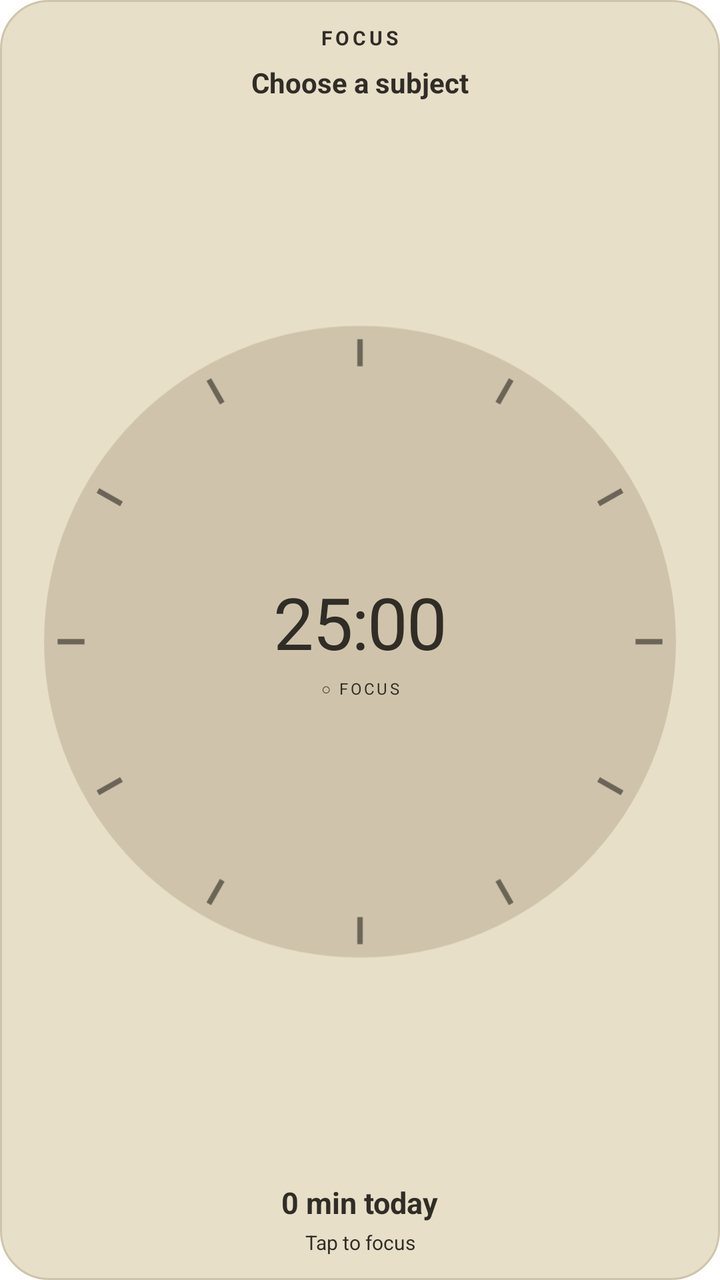
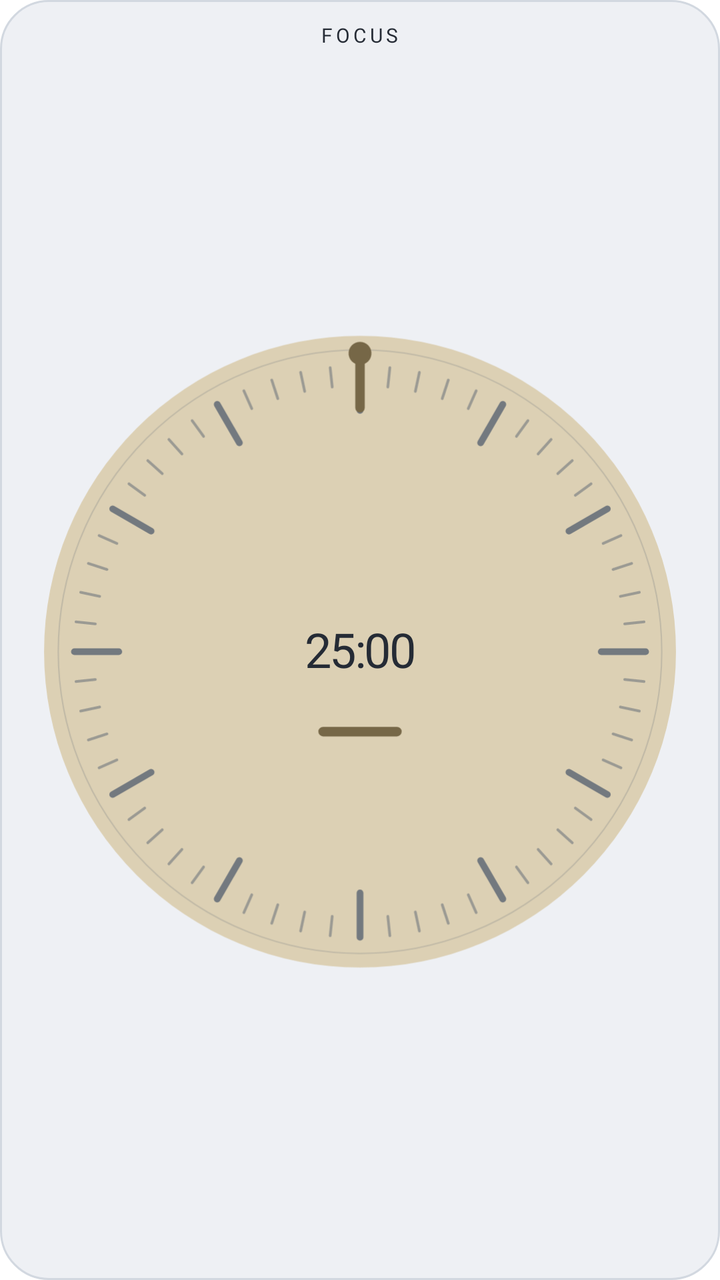

Screens rendered from an Android XML layout before and after an edit, with the pre-edit source and the edit as a unified diff.
<!-- AndroidManifest.xml: fallback theme Theme.MaterialComponents.DayNight.NoActionBar -->
<!-- res/layout/ff_focus_widget.xml -->
<LinearLayout xmlns:android="http://schemas.android.com/apk/res/android"
    android:id="@+id/widget_root" android:layout_width="match_parent" android:layout_height="match_parent"
    android:orientation="vertical" android:gravity="center" android:padding="12dp" android:background="@drawable/ff_widget_background">
    <TextView android:id="@+id/widget_title" android:layout_width="wrap_content" android:layout_height="wrap_content"
        android:text="FOCUS" android:textSize="10sp" android:letterSpacing="0.16" android:textStyle="bold" android:textColor="@color/ff_widget_ink" />
    <TextView android:id="@+id/widget_subject" android:layout_width="match_parent" android:layout_height="wrap_content" android:gravity="center" android:text="Choose a subject" android:textSize="14sp" android:textStyle="bold" android:maxLines="1" android:ellipsize="end" android:layout_marginTop="6dp" android:textColor="@color/ff_widget_ink" />
    <FrameLayout android:layout_width="match_parent" android:layout_height="0dp" android:layout_weight="1" android:layout_marginTop="8dp" android:layout_marginBottom="8dp">
        <ImageView android:id="@+id/widget_dial" android:src="@drawable/ff_widget_dial_preview" android:layout_width="match_parent" android:layout_height="match_parent" android:scaleType="fitCenter" android:contentDescription="Retro focus dial" />
        <LinearLayout android:layout_width="match_parent" android:layout_height="match_parent" android:orientation="vertical" android:gravity="center">
            <TextView android:id="@+id/widget_time" style="@style/FocusWidgetNumerals" android:layout_width="match_parent" android:layout_height="wrap_content" android:gravity="center" android:text="25:00" android:singleLine="true" android:textColor="@color/ff_widget_ink" />
            <Chronometer android:id="@+id/widget_live" style="@style/FocusWidgetNumerals" android:layout_width="match_parent" android:layout_height="wrap_content" android:gravity="center" android:visibility="gone" android:textColor="@color/ff_widget_ink" />
            <TextView android:id="@+id/widget_phase" android:layout_width="match_parent" android:layout_height="wrap_content" android:gravity="center" android:text="○ FOCUS" android:textSize="8sp" android:letterSpacing="0.14" android:layout_marginTop="5dp" android:textColor="@color/ff_widget_ink" />
        </LinearLayout>
    </FrameLayout>
    <TextView android:id="@+id/widget_progress" android:layout_width="wrap_content" android:layout_height="wrap_content" android:text="0 min today" android:textSize="15sp" android:textStyle="bold" android:textColor="@color/ff_widget_ink" />
    <TextView android:id="@+id/widget_caption" android:layout_width="match_parent" android:layout_height="wrap_content" android:gravity="center" android:maxLines="1" android:ellipsize="end" android:text="Tap to focus" android:textSize="10sp" android:layout_marginTop="3dp" android:textColor="@color/ff_widget_ink" />
</LinearLayout>
<!-- resources referenced by this layout -->
<resources>
  <color name="ff_widget_ink">#302D26</color>
  <!-- drawable ff_widget_background (drawable) -->
  <shape xmlns:android="http://schemas.android.com/apk/res/android">
      <corners android:radius="24dp" />
      <solid android:color="@color/ff_widget_surface" />
      <stroke android:width="1dp" android:color="@color/ff_widget_outline" />
  </shape>
  <!-- drawable ff_widget_dial_preview (drawable) -->
  <vector xmlns:android="http://schemas.android.com/apk/res/android"
      android:width="160dp" android:height="160dp" android:viewportWidth="100" android:viewportHeight="100">
      <path android:fillColor="@color/ff_widget_outline" android:pathData="M50,3a47,47 0,1 0,0 94a47,47 0,1 0,0 -94z" />
      <path android:strokeColor="@color/ff_widget_secondary" android:strokeWidth="0.8" android:fillColor="#00000000"
          android:pathData="M50,5v4M50,91v4M5,50h4M91,50h4M27.5,11l2,3.5M72.5,89l-2,-3.5M11,27.5l3.5,2M89,72.5l-3.5,-2M72.5,11l-2,3.5M27.5,89l2,-3.5M89,27.5l-3.5,2M11,72.5l3.5,-2" />
  </vector>
  <style name="FocusWidgetNumerals">
          <item name="android:fontFamily">serif</item>
          <item name="android:textStyle">normal</item>
          <item name="android:includeFontPadding">false</item>
          <item name="android:letterSpacing">-0.02</item>
          <item name="android:textSize">36sp</item>
          <item name="android:fontFeatureSettings">tnum</item>
      </style>
  <color name="ff_widget_surface">#E8DFC9</color>
  <color name="ff_widget_outline">#CFC4AB</color>
  <color name="ff_widget_secondary">#6C6557</color>
</resources>

<!-- the commit's change to res/layout/ff_focus_widget.xml (unified diff, before → after) -->
@@ -1,17 +1,17 @@
 <LinearLayout xmlns:android="http://schemas.android.com/apk/res/android"
     android:id="@+id/widget_root" android:layout_width="match_parent" android:layout_height="match_parent"
     android:orientation="vertical" android:gravity="center" android:padding="12dp" android:background="@drawable/ff_widget_background">
-    <TextView android:id="@+id/widget_title" android:layout_width="wrap_content" android:layout_height="wrap_content"
-        android:text="FOCUS" android:textSize="10sp" android:letterSpacing="0.16" android:textStyle="bold" android:textColor="@color/ff_widget_ink" />
-    <TextView android:id="@+id/widget_subject" android:layout_width="match_parent" android:layout_height="wrap_content" android:gravity="center" android:text="Choose a subject" android:textSize="14sp" android:textStyle="bold" android:maxLines="1" android:ellipsize="end" android:layout_marginTop="6dp" android:textColor="@color/ff_widget_ink" />
-    <FrameLayout android:layout_width="match_parent" android:layout_height="0dp" android:layout_weight="1" android:layout_marginTop="8dp" android:layout_marginBottom="8dp">
-        <ImageView android:id="@+id/widget_dial" android:src="@drawable/ff_widget_dial_preview" android:layout_width="match_parent" android:layout_height="match_parent" android:scaleType="fitCenter" android:contentDescription="Retro focus dial" />
+    <TextView android:id="@+id/widget_title" style="@style/WidgetEyebrow" android:layout_width="wrap_content" android:layout_height="wrap_content"
+        android:text="FOCUS" android:textSize="10sp" android:letterSpacing="0.16" android:textColor="@color/ff_widget_ink" />
+    <TextView android:id="@+id/widget_subject" style="@style/WidgetBody" android:visibility="gone" android:layout_width="match_parent" android:layout_height="wrap_content" android:gravity="center" android:text="Choose a subject" android:textSize="14sp" android:maxLines="1" android:ellipsize="end" android:layout_marginTop="6dp" android:textColor="@color/ff_widget_ink" />
+    <FrameLayout android:layout_width="match_parent" android:layout_height="0dp" android:layout_weight="1" android:layout_marginTop="4dp" android:layout_marginBottom="4dp">
+        <ImageView android:id="@+id/widget_dial" android:src="@drawable/ff_widget_dial_preview" android:layout_width="match_parent" android:layout_height="match_parent" android:scaleType="fitCenter" android:importantForAccessibility="no" />
         <LinearLayout android:layout_width="match_parent" android:layout_height="match_parent" android:orientation="vertical" android:gravity="center">
-            <TextView android:id="@+id/widget_time" style="@style/FocusWidgetNumerals" android:layout_width="match_parent" android:layout_height="wrap_content" android:gravity="center" android:text="25:00" android:singleLine="true" android:textColor="@color/ff_widget_ink" />
-            <Chronometer android:id="@+id/widget_live" style="@style/FocusWidgetNumerals" android:layout_width="match_parent" android:layout_height="wrap_content" android:gravity="center" android:visibility="gone" android:textColor="@color/ff_widget_ink" />
-            <TextView android:id="@+id/widget_phase" android:layout_width="match_parent" android:layout_height="wrap_content" android:gravity="center" android:text="○ FOCUS" android:textSize="8sp" android:letterSpacing="0.14" android:layout_marginTop="5dp" android:textColor="@color/ff_widget_ink" />
+            <TextView android:id="@+id/widget_time" style="@style/RetroWidgetNumerals" android:layout_width="match_parent" android:layout_height="wrap_content" android:gravity="center" android:text="25:00" android:singleLine="true" android:textColor="@color/ff_widget_ink" />
+            <Chronometer android:id="@+id/widget_live" style="@style/RetroWidgetNumerals" android:layout_width="match_parent" android:layout_height="wrap_content" android:gravity="center" android:singleLine="true" android:visibility="gone" android:textColor="@color/ff_widget_ink" />
+            <TextView android:id="@+id/widget_phase" android:layout_width="match_parent" android:layout_height="wrap_content" android:visibility="gone" />
         </LinearLayout>
     </FrameLayout>
-    <TextView android:id="@+id/widget_progress" android:layout_width="wrap_content" android:layout_height="wrap_content" android:text="0 min today" android:textSize="15sp" android:textStyle="bold" android:textColor="@color/ff_widget_ink" />
-    <TextView android:id="@+id/widget_caption" android:layout_width="match_parent" android:layout_height="wrap_content" android:gravity="center" android:maxLines="1" android:ellipsize="end" android:text="Tap to focus" android:textSize="10sp" android:layout_marginTop="3dp" android:textColor="@color/ff_widget_ink" />
+    <TextView android:id="@+id/widget_progress" style="@style/WidgetBody" android:visibility="gone" android:layout_width="wrap_content" android:layout_height="wrap_content" android:text="0 min today" android:textSize="15sp" android:textColor="@color/ff_widget_ink" />
+    <TextView android:id="@+id/widget_caption" style="@style/WidgetCaption" android:visibility="gone" android:layout_width="match_parent" android:layout_height="wrap_content" android:gravity="center" android:maxLines="1" android:ellipsize="end" android:text="Tap to focus" android:textSize="10sp" android:layout_marginTop="3dp" android:textColor="@color/ff_widget_ink" />
 </LinearLayout>
<!-- resource entries referenced after the edit -->
@@ -1,29 +1,38 @@
 <!-- resources referenced by this layout -->
 <resources>
-  <color name="ff_widget_ink">#302D26</color>
+  <color name="ff_widget_ink">#252B35</color>
   <!-- drawable ff_widget_background (drawable) -->
   <shape xmlns:android="http://schemas.android.com/apk/res/android">
       <corners android:radius="24dp" />
       <solid android:color="@color/ff_widget_surface" />
       <stroke android:width="1dp" android:color="@color/ff_widget_outline" />
   </shape>
-  <!-- drawable ff_widget_dial_preview (drawable) -->
-  <vector xmlns:android="http://schemas.android.com/apk/res/android"
-      android:width="160dp" android:height="160dp" android:viewportWidth="100" android:viewportHeight="100">
-      <path android:fillColor="@color/ff_widget_outline" android:pathData="M50,3a47,47 0,1 0,0 94a47,47 0,1 0,0 -94z" />
-      <path android:strokeColor="@color/ff_widget_secondary" android:strokeWidth="0.8" android:fillColor="#00000000"
-          android:pathData="M50,5v4M50,91v4M5,50h4M91,50h4M27.5,11l2,3.5M72.5,89l-2,-3.5M11,27.5l3.5,2M89,72.5l-3.5,-2M72.5,11l-2,3.5M27.5,89l2,-3.5M89,27.5l-3.5,2M11,72.5l3.5,-2" />
-  </vector>
-  <style name="FocusWidgetNumerals">
-          <item name="android:fontFamily">serif</item>
+  <!-- drawable ff_widget_dial_preview: vector/xml drawable (drawable, 2939 chars, omitted) -->
+  <style name="RetroWidgetNumerals">
+          <item name="android:fontFamily">sans-serif-medium</item>
           <item name="android:textStyle">normal</item>
           <item name="android:includeFontPadding">false</item>
-          <item name="android:letterSpacing">-0.02</item>
-          <item name="android:textSize">36sp</item>
+          <item name="android:letterSpacing">-0.035</item>
+          <item name="android:textSize">24sp</item>
           <item name="android:fontFeatureSettings">tnum</item>
       </style>
-  <color name="ff_widget_surface">#E8DFC9</color>
-  <color name="ff_widget_outline">#CFC4AB</color>
-  <color name="ff_widget_secondary">#6C6557</color>
+  <style name="WidgetBody">
+          <item name="android:fontFamily">sans-serif</item>
+          <item name="android:includeFontPadding">false</item>
+          <item name="android:textSize">12sp</item>
+          <item name="android:textColor">@color/ff_widget_secondary</item>
+          <item name="android:maxLines">1</item>
+          <item name="android:ellipsize">end</item>
+      </style>
+  <style name="WidgetCaption" parent="WidgetBody">
+          <item name="android:textSize">10sp</item>
+      </style>
+  <style name="WidgetEyebrow" parent="WidgetBody">
+          <item name="android:textSize">10sp</item>
+          <item name="android:letterSpacing">0.1</item>
+      </style>
+  <color name="ff_widget_surface">#EEF0F4</color>
+  <color name="ff_widget_outline">#D2D8E0</color>
+  <color name="ff_widget_secondary">#606977</color>
 </resources>
 
